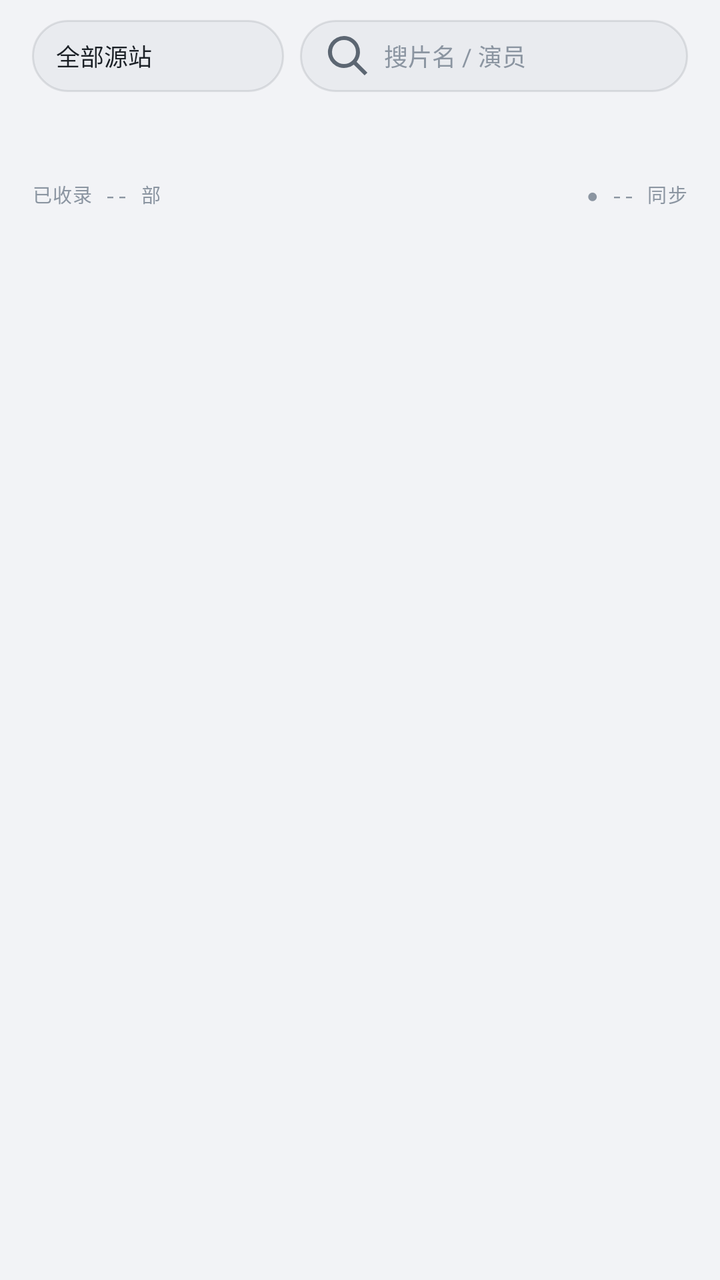
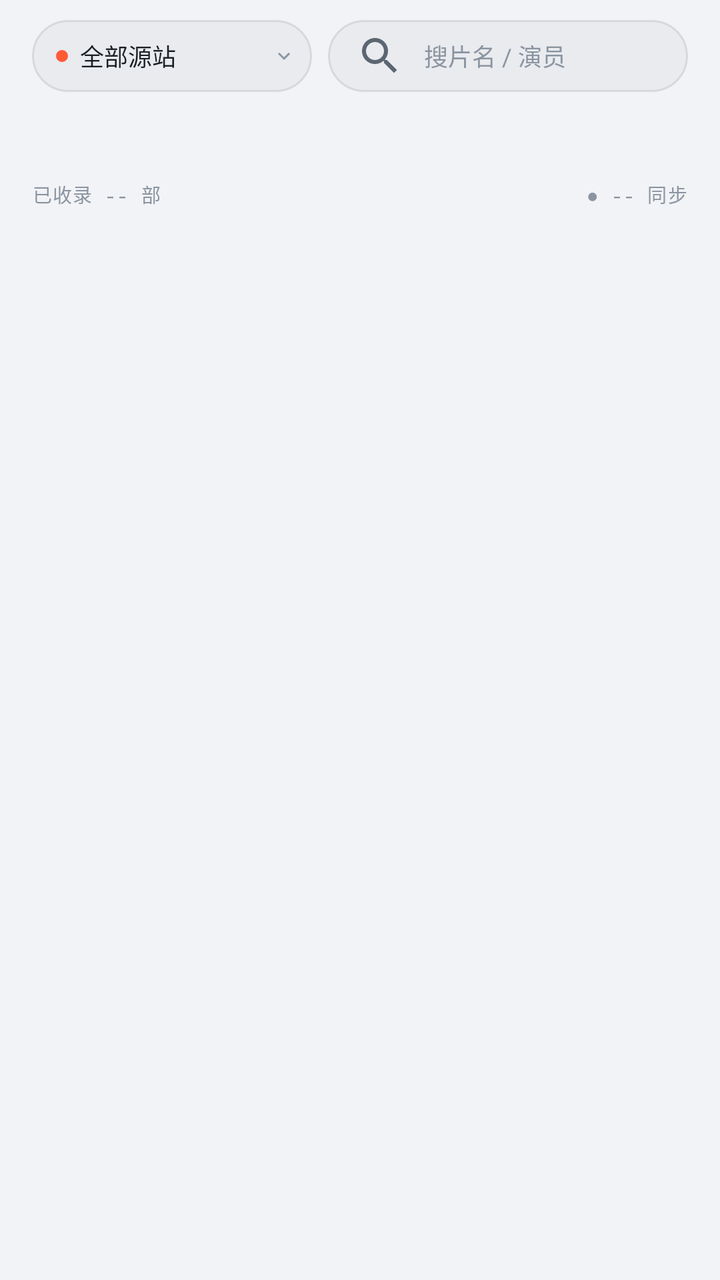

Screens rendered from an Android XML layout before and after an edit, with the pre-edit source and the edit as a unified diff.
<!-- AndroidManifest.xml: application theme Theme.LateShow -->
<!-- res/layout/fragment_home.xml -->
<?xml version="1.0" encoding="utf-8"?>
<LinearLayout xmlns:android="http://schemas.android.com/apk/res/android"
    android:layout_width="match_parent"
    android:layout_height="match_parent"
    android:orientation="vertical">

    
    <LinearLayout
        android:layout_width="match_parent"
        android:layout_height="wrap_content"
        android:orientation="horizontal"
        android:gravity="center_vertical"
        android:paddingLeft="16dp"
        android:paddingRight="16dp"
        android:paddingTop="10dp"
        android:paddingBottom="8dp">

        <TextView
            android:id="@+id/btnSource"
            android:layout_width="126dp"
            android:layout_height="36dp"
            android:gravity="center_vertical"
            android:paddingLeft="12dp"
            android:paddingRight="8dp"
            android:background="@drawable/bg_capsule"
            android:text="全部源站"
            android:textSize="12sp"
            android:textColor="@color/t1"
            android:ellipsize="end"
            android:maxLines="1"
            android:drawablePadding="4dp" />

        <EditText
            android:id="@+id/inputSearch"
            android:layout_width="0dp"
            android:layout_height="36dp"
            android:layout_weight="1"
            android:layout_marginLeft="8dp"
            android:paddingLeft="12dp"
            android:paddingRight="12dp"
            android:background="@drawable/bg_capsule"
            android:hint="搜片名 / 演员"
            android:textSize="12sp"
            android:textColor="@color/t1"
            android:textColorHint="@color/t3"
            android:maxLines="1"
            android:inputType="text"
            android:imeOptions="actionSearch"
            android:drawableStart="@drawable/ic_search"
            android:drawablePadding="6dp" />
    </LinearLayout>

    
    <androidx.recyclerview.widget.RecyclerView
        android:id="@+id/chips"
        android:layout_width="match_parent"
        android:layout_height="30dp"
        android:paddingLeft="16dp"
        android:paddingRight="16dp"
        android:clipToPadding="false" />

    
    <LinearLayout
        android:layout_width="match_parent"
        android:layout_height="wrap_content"
        android:orientation="horizontal"
        android:paddingLeft="16dp"
        android:paddingRight="16dp"
        android:paddingTop="6dp"
        android:paddingBottom="6dp">

        <TextView
            android:id="@+id/metaCount"
            style="@style/MetaLabel"
            android:layout_width="0dp"
            android:layout_weight="1"
            android:layout_height="wrap_content"
            android:text="已收录 -- 部" />

        <TextView
            android:id="@+id/metaSync"
            style="@style/MetaLabel"
            android:layout_width="wrap_content"
            android:layout_height="wrap_content"
            android:text="● -- 同步" />
    </LinearLayout>

    
    <androidx.recyclerview.widget.RecyclerView
        android:id="@+id/grid"
        android:layout_width="match_parent"
        android:layout_height="0dp"
        android:layout_weight="1"
        android:paddingLeft="16dp"
        android:paddingRight="16dp"
        android:clipToPadding="false" />

    <TextView
        android:id="@+id/emptyView"
        android:layout_width="match_parent"
        android:layout_height="0dp"
        android:layout_weight="1"
        android:gravity="center"
        android:text="换个关键词试试\n试试片名、演员，或切回「全部」"
        android:textSize="13sp"
        android:textColor="@color/t2"
        android:visibility="gone" />
</LinearLayout>
<!-- resources referenced by this layout -->
<resources>
  <color name="t1">#1B2026</color>
  <color name="t2">#5C6672</color>
  <color name="t3">#8B95A1</color>
  <!-- drawable bg_capsule (drawable) -->
  <?xml version="1.0" encoding="utf-8"?>
  <shape xmlns:android="http://schemas.android.com/apk/res/android" android:shape="rectangle">
      <solid android:color="@color/ink700" />
      <stroke android:width="1dp" android:color="@color/line" />
      <corners android:radius="999dp" />
  </shape>
  <!-- drawable ic_search (drawable) -->
  <?xml version="1.0" encoding="utf-8"?>
  <vector xmlns:android="http://schemas.android.com/apk/res/android" android:width="24dp" android:height="24dp" android:viewportWidth="24" android:viewportHeight="24">
      <path android:fillColor="@color/t2" android:pathData="M10,2a8,8 0,1 0,4.9 14.3l5.4,5.4 1.4,-1.4 -5.4,-5.4A8,8 0,0 0,10 2zM10,4a6,6 0,1 1,0 12,6 6 0,0 1,0 -12z"/>
  </vector>
  <style name="MetaLabel" parent="Mono">
          <item name="android:textSize">9.5sp</item>
          <item name="android:textColor">@color/t3</item>
          <item name="android:textAllCaps">true</item>
      </style>
  <style name="Theme.LateShow" parent="Theme.Material3.Light.NoActionBar">
          <item name="android:windowBackground">@color/ink900</item>
          <item name="colorPrimary">@color/acc</item>
          <item name="colorOnPrimary">@color/accInk</item>
          <item name="colorSurface">@color/ink800</item>
          <item name="android:colorBackground">@color/ink900</item>
          <item name="android:statusBarColor">@color/ink900</item>
          <item name="android:navigationBarColor">@color/ink900</item>
          <item name="android:windowLightStatusBar">true</item>
      </style>
  <color name="ink700">#E9EBEF</color>
  <color name="line">#1A12181F</color>
  <style name="Mono">
          <item name="android:fontFamily">monospace</item>
          <item name="android:fontFeatureSettings">tnum</item>
          <item name="android:letterSpacing">0.04</item>
      </style>
  <color name="ink900">#F2F3F6</color>
  <color name="acc">#FF5A36</color>
  <color name="accInk">#170A05</color>
  <color name="ink800">#FFFFFF</color>
</resources>

<!-- the commit's change to res/layout/fragment_home.xml (unified diff, before → after) -->
@@ -17,18 +17,20 @@
 
         <TextView
             android:id="@+id/btnSource"
-            android:layout_width="126dp"
+            android:layout_width="140dp"
             android:layout_height="36dp"
             android:gravity="center_vertical"
             android:paddingLeft="12dp"
             android:paddingRight="8dp"
             android:background="@drawable/bg_capsule"
+            android:drawableStart="@drawable/dot_acc"
+            android:drawableEnd="@drawable/ic_chevron_down"
+            android:drawablePadding="6dp"
             android:text="全部源站"
             android:textSize="12sp"
             android:textColor="@color/t1"
             android:ellipsize="end"
-            android:maxLines="1"
-            android:drawablePadding="4dp" />
+            android:maxLines="1" />
 
         <EditText
             android:id="@+id/inputSearch"
@@ -36,7 +38,7 @@
             android:layout_height="36dp"
             android:layout_weight="1"
             android:layout_marginLeft="8dp"
-            android:paddingLeft="12dp"
+            android:paddingLeft="10dp"
             android:paddingRight="12dp"
             android:background="@drawable/bg_capsule"
             android:hint="搜片名 / 演员"
@@ -46,7 +48,7 @@
             android:maxLines="1"
             android:inputType="text"
             android:imeOptions="actionSearch"
-            android:drawableStart="@drawable/ic_search"
+            android:drawableStart="@drawable/ic_search_inset"
             android:drawablePadding="6dp" />
     </LinearLayout>
 
<!-- resource entries referenced after the edit -->
@@ -10,10 +10,27 @@
       <stroke android:width="1dp" android:color="@color/line" />
       <corners android:radius="999dp" />
   </shape>
+  <!-- drawable dot_acc (drawable) -->
+  <?xml version="1.0" encoding="utf-8"?>
+  <shape xmlns:android="http://schemas.android.com/apk/res/android" android:shape="oval">
+      <solid android:color="@color/acc" />
+      <size android:width="6dp" android:height="6dp" />
+  </shape>
+  <!-- drawable ic_chevron_down (drawable) -->
+  <?xml version="1.0" encoding="utf-8"?>
+  <vector xmlns:android="http://schemas.android.com/apk/res/android" android:width="12dp" android:height="12dp" android:viewportWidth="24" android:viewportHeight="24">
+      <path android:fillColor="@color/t3" android:pathData="M7.41,8.59L12,13.17l4.59,-4.58L18,10l-6,6 -6,-6 1.41,-1.41z"/>
+  </vector>
+  <!-- drawable ic_search_inset (drawable) -->
+  <?xml version="1.0" encoding="utf-8"?>
+  <inset xmlns:android="http://schemas.android.com/apk/res/android"
+      android:drawable="@drawable/ic_search"
+      android:insetLeft="4dp" android:insetRight="4dp"
+      android:insetTop="5dp" android:insetBottom="5dp" />
   <!-- drawable ic_search (drawable) -->
   <?xml version="1.0" encoding="utf-8"?>
   <vector xmlns:android="http://schemas.android.com/apk/res/android" android:width="24dp" android:height="24dp" android:viewportWidth="24" android:viewportHeight="24">
-      <path android:fillColor="@color/t2" android:pathData="M10,2a8,8 0,1 0,4.9 14.3l5.4,5.4 1.4,-1.4 -5.4,-5.4A8,8 0,0 0,10 2zM10,4a6,6 0,1 1,0 12,6 6 0,0 1,0 -12z"/>
+      <path android:fillColor="@color/t2" android:pathData="M15.5,14h-0.79l-0.28,-0.27C15.41,12.59 16,11.11 16,9.5 16,5.91 13.09,3 9.5,3S3,5.91 3,9.5 5.91,16 9.5,16c1.61,0 3.09,-0.59 4.23,-1.57l0.27,0.28v0.79l5,4.99L20.49,19l-4.99,-5zM9.5,14C7.01,14 5,11.99 5,9.5S7.01,5 9.5,5 14,7.01 14,9.5 11.99,14 9.5,14z"/>
   </vector>
   <style name="MetaLabel" parent="Mono">
           <item name="android:textSize">9.5sp</item>
